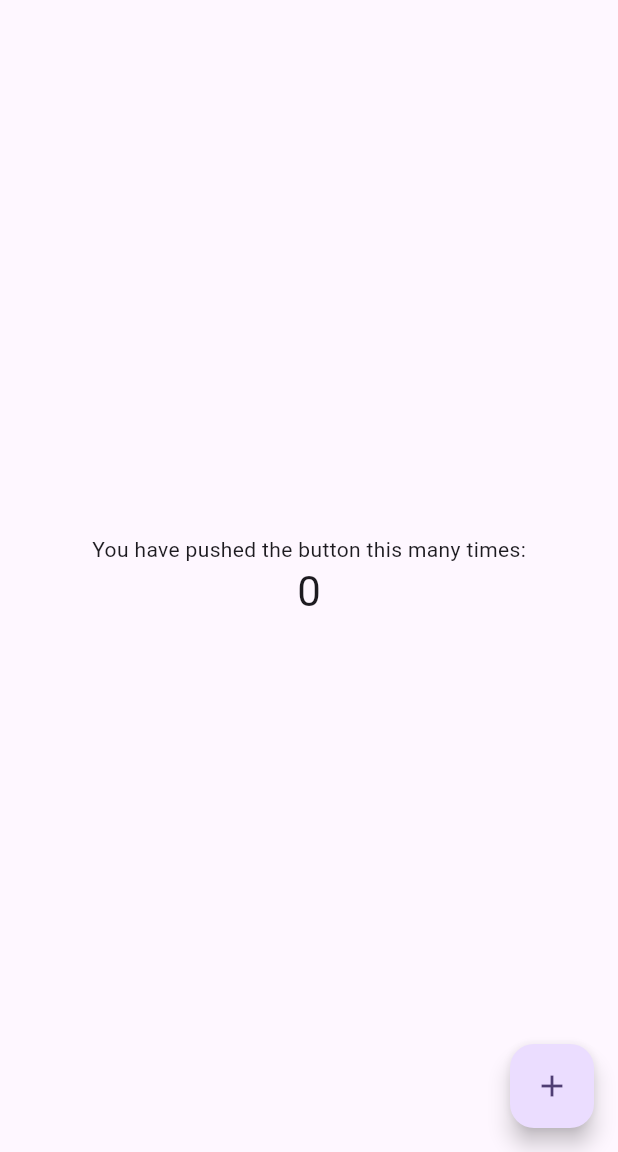
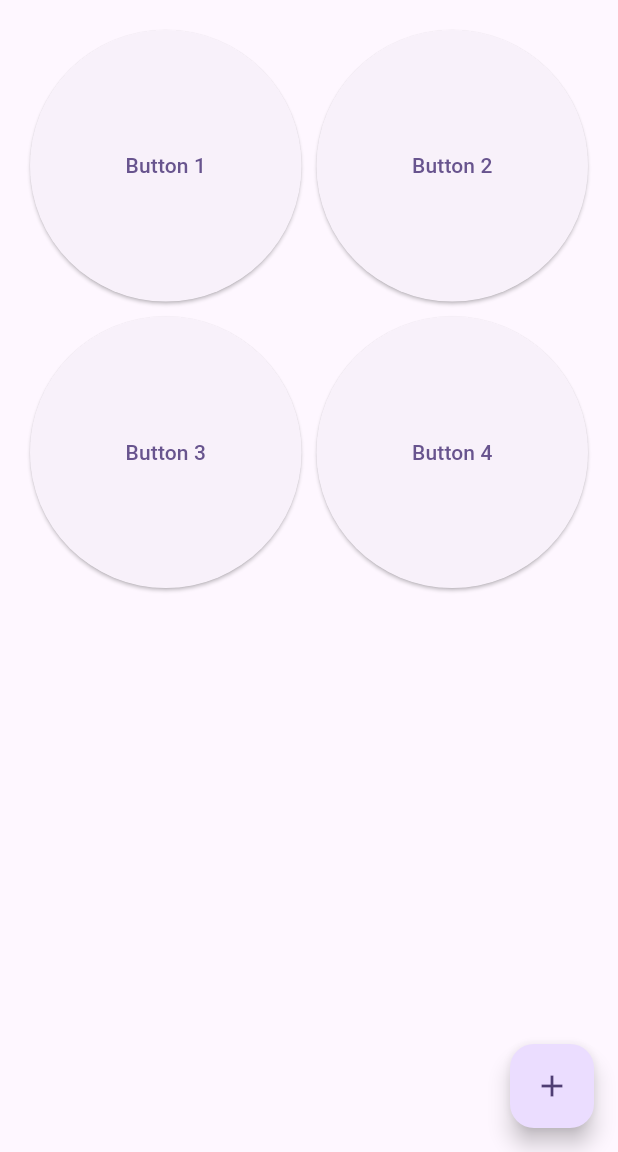
Before and after one commit to aryanballani/BillSplitter, a Flutter app: the screen it shows after launch, on a phone screen of 412 x 824 dp, the part 84-1236 px from its top. Run offline on Flutter 3.47's test engine with Material 3 defaults, Android fonts, the phone set to English and light mode, and no system bars.

Commit message:
added 4 buttons

```diff
--- a/lib/main.dart
+++ b/lib/main.dart
@@ -7,27 +7,11 @@ void main() {
 class MyApp extends StatelessWidget {
   const MyApp({super.key});
 
-  // This widget is the root of your application.
   @override
   Widget build(BuildContext context) {
     return MaterialApp(
       title: 'Flutter Demo',
       theme: ThemeData(
-        // This is the theme of your application.
-        //
-        // TRY THIS: Try running your application with "flutter run". You'll see
-        // the application has a purple toolbar. Then, without quitting the app,
-        // try changing the seedColor in the colorScheme below to Colors.green
-        // and then invoke "hot reload" (save your changes or press the "hot
-        // reload" button in a Flutter-supported IDE, or press "r" if you used
-        // the command line to start the app).
-        //
-        // Notice that the counter didn't reset back to zero; the application
-        // state is not lost during the reload. To reset the state, use hot
-        // restart instead.
-        //
-        // This works for code too, not just values: Most code changes can be
-        // tested with just a hot reload.
         colorScheme: ColorScheme.fromSeed(seedColor: Colors.deepPurple),
         useMaterial3: true,
       ),
@@ -38,15 +22,6 @@ class MyApp extends StatelessWidget {
 
 class MyHomePage extends StatefulWidget {
   const MyHomePage({super.key, required this.title});
-
-  // This widget is the home page of your application. It is stateful, meaning
-  // that it has a State object (defined below) that contains fields that affect
-  // how it looks.
-
-  // This class is the configuration for the state. It holds the values (in this
-  // case the title) provided by the parent (in this case the App widget) and
-  // used by the build method of the State. Fields in a Widget subclass are
-  // always marked "final".
 
   final String title;
 
@@ -59,58 +34,40 @@ class _MyHomePageState extends State<MyHomePage> {
 
   void _incrementCounter() {
     setState(() {
-      // This call to setState tells the Flutter framework that something has
-      // changed in this State, which causes it to rerun the build method below
-      // so that the display can reflect the updated values. If we changed
-      // _counter without calling setState(), then the build method would not be
-      // called again, and so nothing would appear to happen.
       _counter++;
     });
   }
 
   @override
   Widget build(BuildContext context) {
-    // This method is rerun every time setState is called, for instance as done
-    // by the _incrementCounter method above.
-    //
-    // The Flutter framework has been optimized to make rerunning build methods
-    // fast, so that you can just rebuild anything that needs updating rather
-    // than having to individually change instances of widgets.
     return Scaffold(
       appBar: AppBar(
-        // TRY THIS: Try changing the color here to a specific color (to
-        // Colors.amber, perhaps?) and trigger a hot reload to see the AppBar
-        // change color while the other colors stay the same.
         backgroundColor: Theme.of(context).colorScheme.inversePrimary,
-        // Here we take the value from the MyHomePage object that was created by
-        // the App.build method, and use it to set our appbar title.
         title: Text(widget.title),
       ),
       body: Center(
-        // Center is a layout widget. It takes a single child and positions it
-        // in the middle of the parent.
-        child: Column(
-          // Column is also a layout widget. It takes a list of children and
-          // arranges them vertically. By default, it sizes itself to fit its
-          // children horizontally, and tries to be as tall as its parent.
-          //
-          // Column has various properties to control how it sizes itself and
-          // how it positions its children. Here we use mainAxisAlignment to
-          // center the children vertically; the main axis here is the vertical
-          // axis because Columns are vertical (the cross axis would be
-          // horizontal).
-          //
-          // TRY THIS: Invoke "debug painting" (choose the "Toggle Debug Paint"
-          // action in the IDE, or press "p" in the console), to see the
-          // wireframe for each widget.
-          mainAxisAlignment: MainAxisAlignment.center,
+        child: GridView.count(
+          // Create a grid with 2 columns. If you change the crossAxisCount to 3, the grid will have 3 columns, etc.
+          crossAxisCount: 2,
+          mainAxisSpacing: 10.0,
+          crossAxisSpacing: 10.0,
+          padding: const EdgeInsets.all(20.0),
           children: <Widget>[
-            const Text(
-              'You have pushed the button this many times:',
+            ElevatedButton(
+              onPressed: _incrementCounter,
+              child: const Text('Button 1'),
             ),
-            Text(
-              '$_counter',
-              style: Theme.of(context).textTheme.headlineMedium,
+            ElevatedButton(
+              onPressed: _incrementCounter,
+              child: const Text('Button 2'),
+            ),
+            ElevatedButton(
+              onPressed: _incrementCounter,
+              child: const Text('Button 3'),
+            ),
+            ElevatedButton(
+              onPressed: _incrementCounter,
+              child: const Text('Button 4'),
             ),
           ],
         ),
@@ -119,7 +76,7 @@ class _MyHomePageState extends State<MyHomePage> {
         onPressed: _incrementCounter,
         tooltip: 'Increment',
         child: const Icon(Icons.add),
-      ), // This trailing comma makes auto-formatting nicer for build methods.
+      ),
     );
   }
 }
```
